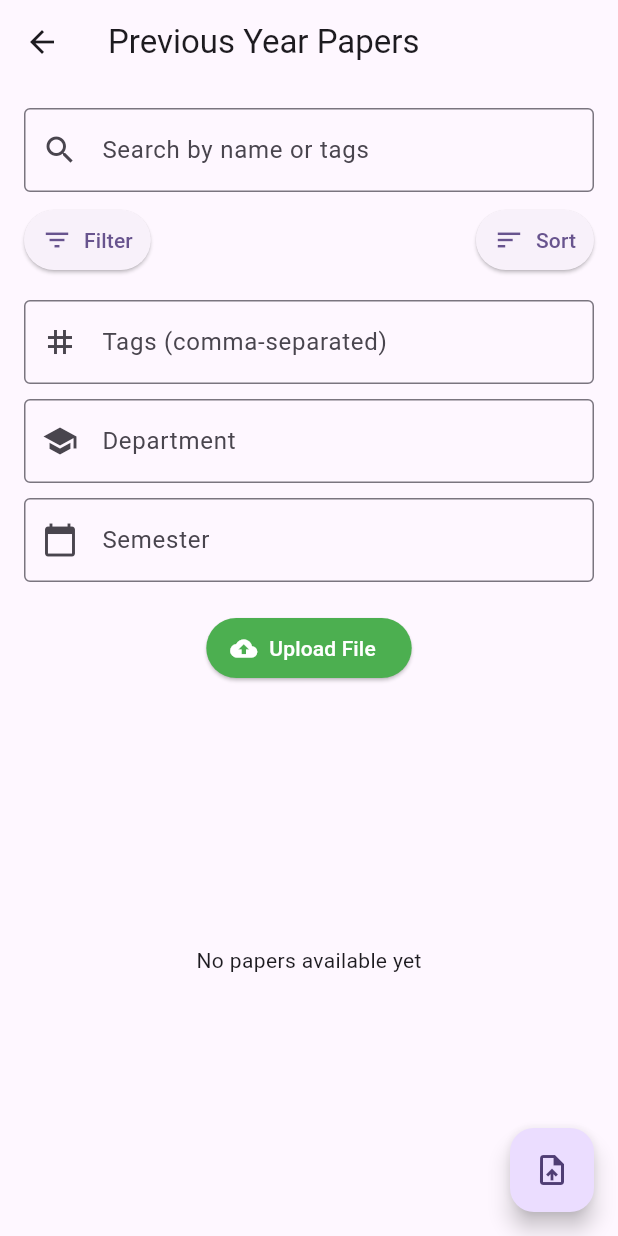
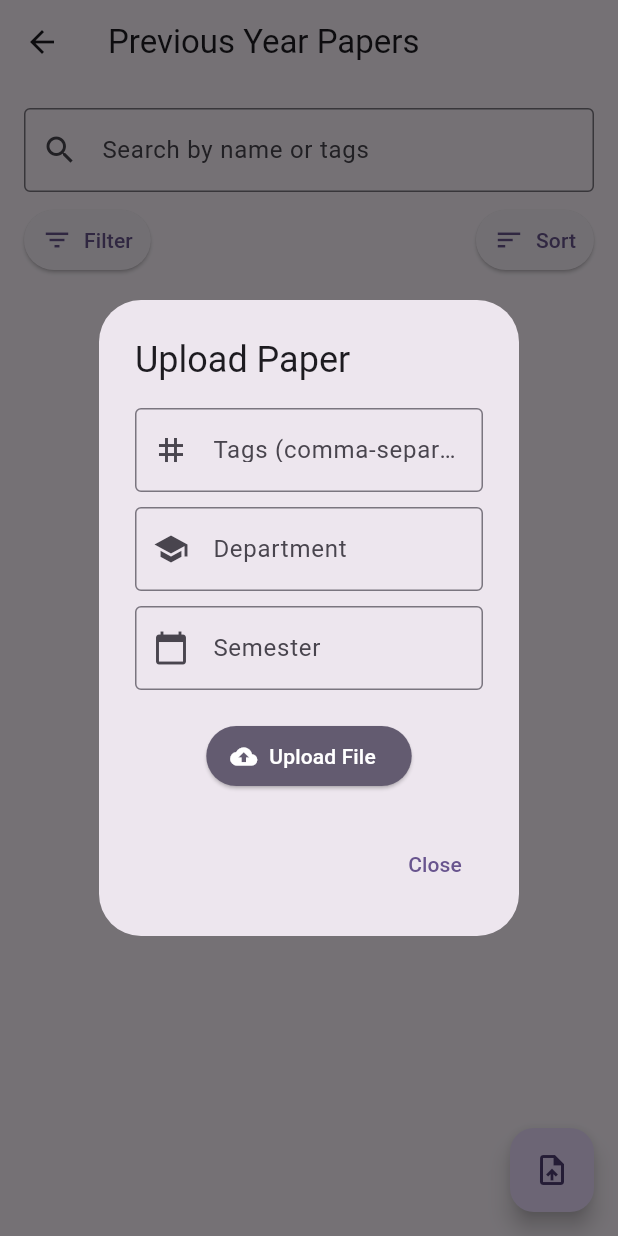
Before and after one commit to DotDev262/ResourceHUB, a Flutter app: the PreviousYearPapers screen opened directly, after a tap on the "upload file" icon, on a phone screen of 412 x 824 dp. Run offline on Flutter 3.47's test engine with Material 3 defaults, Android fonts, the light colour scheme and no system bars; drawn by our look-alikes of dynamic_color; our stand-ins replace dio, file_picker, flutter_dotenv, shared_preferences, supabase_flutter; missing offline and left inert: flutter_pdfview; accounts and stored records are empty.

Commit message:
Updated: Style for previous Year

```diff
--- a/lib/pages/previous_year_page.dart
+++ b/lib/pages/previous_year_page.dart
@@ -25,11 +25,9 @@ class _PreviousYearPapersState extends State<PreviousYearPapers> {
   final _searchController = TextEditingController();
   bool _isLoading = false;
   String? _errorMessage;
-  // Filter and sort variables
   String? _selectedDept;
   int? _selectedSemester;
   String _sortOption = 'Newest';
-  bool _isUploadExpanded = false;
 
   @override
   void initState() {
@@ -52,7 +50,6 @@ class _PreviousYearPapersState extends State<PreviousYearPapers> {
       setState(() => _isLoading = false);
     }
   }
-
 
   Future<void> _uploadFile() async {
     try {
@@ -167,8 +164,7 @@ class _PreviousYearPapersState extends State<PreviousYearPapers> {
 
     final query = _searchController.text.toLowerCase();
     if (query.isNotEmpty) {
-      filtered =
-          filtered.where((paper) {
+      filtered = filtered.where((paper) {
         final name = paper['filename'].toString().toLowerCase();
         final tags = paper['tags'].join(' ').toLowerCase();
         return name.contains(query) || tags.contains(query);
@@ -176,17 +172,14 @@ class _PreviousYearPapersState extends State<PreviousYearPapers> {
     }
 
     if (_selectedDept != null && _selectedDept!.isNotEmpty) {
-      filtered =
-          filtered
+      filtered = filtered
           .where((paper) => paper['department'] == _selectedDept)
           .toList();
     }
 
     if (_selectedSemester != null) {
       filtered =
-          filtered
-              .where((paper) => paper['semester'] == _selectedSemester)
-              .toList();
+          filtered.where((paper) => paper['semester'] == _selectedSemester).toList();
     }
 
     if (_sortOption == 'Newest') {
@@ -237,14 +230,12 @@ class _PreviousYearPapersState extends State<PreviousYearPapers> {
           Navigator.push(
             context,
             MaterialPageRoute(
-              builder:
-                  (context) => PDFView(
+              builder: (context) => PDFView(
                 filePath: tempFilePath,
                 enableSwipe: true,
                 onError: (error) => _showError('Error loading PDF: $error'),
                 onPageError:
-                        (page, error) =>
-                            _showError('Error on page $page: $error'),
+                    (page, error) => _showError('Error on page $page: $error'),
               ),
             ),
           );
@@ -272,10 +263,75 @@ class _PreviousYearPapersState extends State<PreviousYearPapers> {
     _semesterController.clear();
   }
 
-  void _toggleUploadSection() {
-    setState(() {
-      _isUploadExpanded = !_isUploadExpanded;
-    });
+  void _showUploadDialog(BuildContext context) {
+    showDialog(
+      context: context,
+      builder: (BuildContext context) {
+        return AlertDialog(
+          title: const Text('Upload Paper'),
+          content: SingleChildScrollView(
+            child: Column(
+              children: [
+                TextField(
+                  controller: _tagsController,
+                  decoration: const InputDecoration(
+                    labelText: 'Tags (comma-separated)',
+                    border: OutlineInputBorder(),
+                    prefixIcon: Icon(Icons.tag),
+                  ),
+                ),
+                const SizedBox(height: 10),
+                TextField(
+                  controller: _deptController,
+                  decoration: const InputDecoration(
+                    labelText: 'Department',
+                    border: OutlineInputBorder(),
+                    prefixIcon: Icon(Icons.school),
+                  ),
+                ),
+                const SizedBox(height: 10),
+                TextField(
+                  controller: _semesterController,
+                  decoration: const InputDecoration(
+                    labelText: 'Semester',
+                    border: OutlineInputBorder(),
+                    prefixIcon: Icon(Icons.calendar_today),
+                  ),
+                  keyboardType: TextInputType.number,
+                ),
+                const SizedBox(height: 20),
+                ElevatedButton.icon(
+                  icon: const Icon(Icons.cloud_upload, color: Colors.white),
+                  label: const Text(
+                    'Upload File',
+                    style: TextStyle(color: Colors.white),
+                  ),
+                  onPressed: _isLoading ? null : _uploadFile,
+                  style: ElevatedButton.styleFrom(
+                    // Use Theme.of(context).colorScheme.secondary for accent color
+                    backgroundColor: Theme.of(context).colorScheme.secondary,
+                    foregroundColor: Colors.white,
+                  ),
+                ),
+                if (_errorMessage != null) ...[
+                  const SizedBox(height: 10),
+                  Text(
+                    _errorMessage!,
+                    style: const TextStyle(color: Colors.red),
+                  ),
+                ],
+              ],
+            ),
+          ),
+          actions: [
+            TextButton(
+              onPressed: () => Navigator.pop(context),
+              child: const Text('Close'),
+            ),
+          ],
+        );
+      },
+    );
   }
 
   @override
@@ -285,7 +341,7 @@ class _PreviousYearPapersState extends State<PreviousYearPapers> {
         title: const Text('Previous Year Papers'),
       ),
       floatingActionButton: FloatingActionButton(
-        onPressed: _toggleUploadSection,
+        onPressed: () => _showUploadDialog(context),
         tooltip: 'Upload Paper',
         child: const Icon(Icons.upload_file),
       ),
@@ -325,61 +381,6 @@ class _PreviousYearPapersState extends State<PreviousYearPapers> {
                     ),
                   ],
                 ),
-              ],
-            ),
-          ),
-          if (_isUploadExpanded)
-            Padding(
-              padding: const EdgeInsets.symmetric(horizontal: 16.0),
-              child: Column(
-                children: [
-                  TextField(
-                    controller: _tagsController,
-                    decoration: const InputDecoration(
-                      labelText: 'Tags (comma-separated)',
-                      border: OutlineInputBorder(),
-                      prefixIcon: Icon(Icons.tag),
-                    ),
-                  ),
-                  const SizedBox(height: 10),
-                  TextField(
-                    controller: _deptController,
-                    decoration: const InputDecoration(
-                      labelText: 'Department',
-                      border: OutlineInputBorder(),
-                      prefixIcon: Icon(Icons.school),
-                    ),
-                  ),
-                  const SizedBox(height: 10),
-                  TextField(
-                    controller: _semesterController,
-                    decoration: const InputDecoration(
-                      labelText: 'Semester',
-                      border: OutlineInputBorder(),
-                      prefixIcon: Icon(Icons.calendar_today),
-                    ),
-                    keyboardType: TextInputType.number,
-                  ),
-                  const SizedBox(height: 20),
-                  ElevatedButton.icon(
-                    icon: const Icon(Icons.cloud_upload, color: Colors.white),
-                    label: const Text(
-                      'Upload File',
-                      style: TextStyle(color: Colors.white),
-                    ),
-                    onPressed: _isLoading ? null : _uploadFile,
-                    style: ElevatedButton.styleFrom(
-                      backgroundColor: Colors.green,
-                      foregroundColor: Colors.white,
-                    ),
-                  ),
-                  if (_errorMessage != null) ...[
-                    const SizedBox(height: 10),
-                    Text(
-                      _errorMessage!,
-                      style: const TextStyle(color: Colors.red),
-                    ),
-                  ],
               ],
             ),
           ),
@@ -507,8 +508,7 @@ class _PreviousYearPapersState extends State<PreviousYearPapers> {
     String inputValue = '';
     showDialog(
       context: context,
-      builder:
-          (context) => AlertDialog(
+      builder: (context) => AlertDialog(
         title: Text('Enter $label'),
         content: TextField(
           keyboardType: keyboardType,
```
Lines whose indentation alone changed are shown as unchanged.
